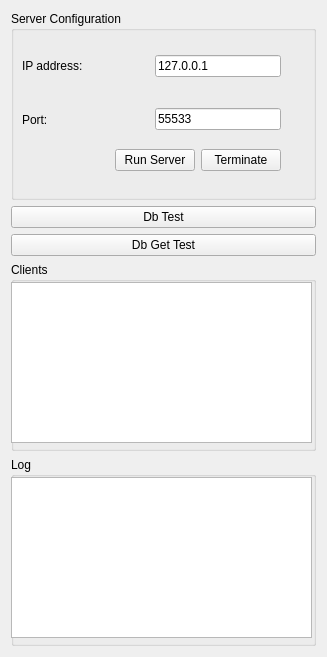
pvavercak/flat_repo, file server/server.ui: the form before one commit.
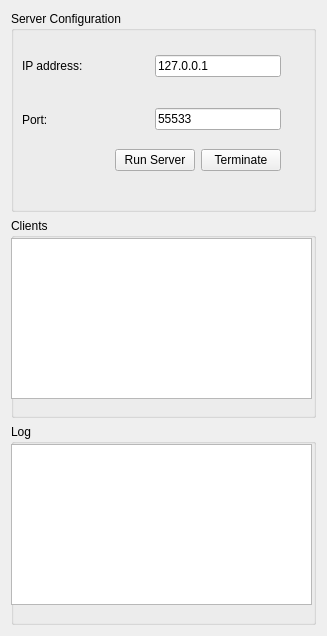
The form after the commit.

Commit message: Server: identification is running

The edit to the form file:
```diff
--- a/server/server.ui
+++ b/server/server.ui
@@ -7,7 +7,7 @@
     <x>0</x>
     <y>0</y>
     <width>327</width>
-    <height>657</height>
+    <height>636</height>
    </rect>
   </property>
   <property name="windowTitle">
@@ -127,20 +127,6 @@
         </widget>
        </widget>
       </item>
-      <item>
-       <widget class="QPushButton" name="dbTestButton">
-        <property name="text">
-         <string>Db Test</string>
-        </property>
-       </widget>
-      </item>
-      <item>
-       <widget class="QPushButton" name="dbGetButton">
-        <property name="text">
-         <string>Db Get Test</string>
-        </property>
-       </widget>
-      </item>
       <item>
        <widget class="QGroupBox" name="clientListGroup">
         <property name="title">
```
The commit also changes 9 other files.
